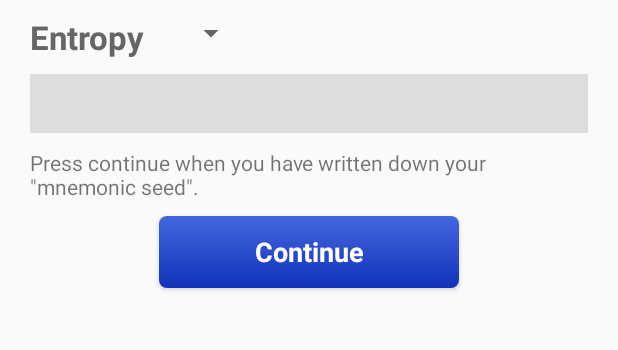
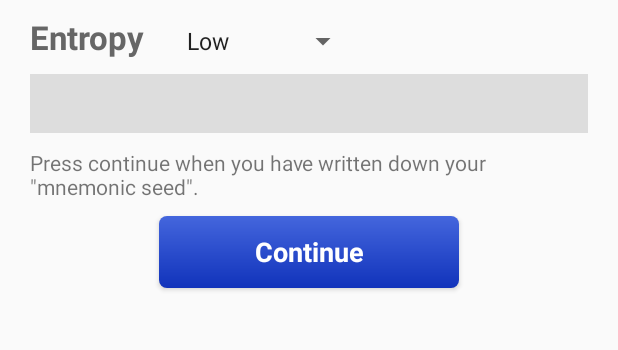
Before and after one commit to nextcashtech/android_wallet, an Android app: the layout view_seed.xml on its own in the app's theme, with its tools: preview values and no code run, on a phone screen of 412 x 824 dp, the part 223-573 px from its top. Run offline under Robolectric (Android 15) with nearby library versions, the phone set to English and light mode, and no system bars.

Commit message:
Change spinners to specify items in the layouts instead of at runtime.

```diff
--- a/app/src/main/res/layout/settings.xml
+++ b/app/src/main/res/layout/settings.xml
@@ -91,7 +91,8 @@
         android:layout_width="wrap_content"
         android:layout_height="wrap_content"
         android:layout_marginStart="20dp"
-        android:layout_marginEnd="10dp">
+        android:layout_marginEnd="10dp"
+        android:entries="@array/sync_frequency_titles">
 
     </Spinner>
 
--- a/app/src/main/res/layout/view_seed.xml
+++ b/app/src/main/res/layout/view_seed.xml
@@ -42,8 +42,9 @@
             android:id="@+id/seedEntropy"
             android:layout_width="wrap_content"
             android:layout_height="wrap_content"
-            android:layout_marginLeft="20dp"
-            android:layout_marginRight="10dp"/>
+            android:layout_marginStart="20dp"
+            android:layout_marginEnd="10dp"
+            android:entries="@array/mnemonic_seed_length_titles"/>
 
     </LinearLayout>
 
```
Also changed, not shown: app/src/main/java/tech/nextcash/nextcashwallet/MainActivity.java (+0 -8 lines).
